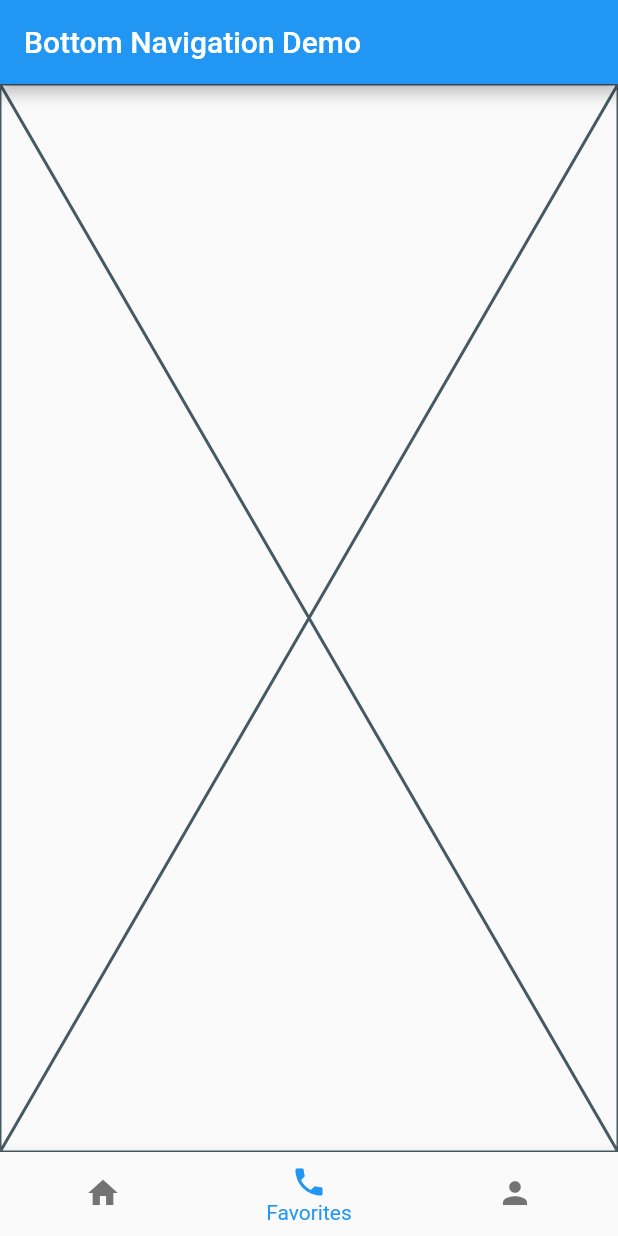
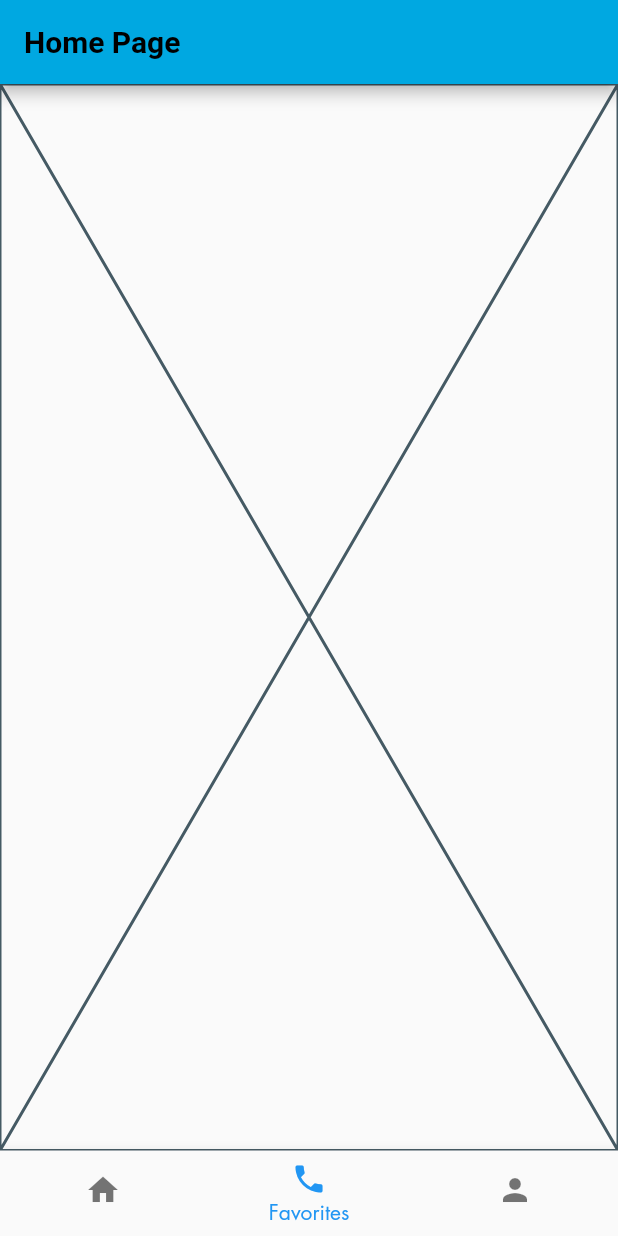
Before and after one commit to AliJasim03/Awal, a Flutter app: the screen it shows after launch, item 2 of the bottom bar chosen, on a phone screen of 412 x 824 dp. Run offline on Flutter 3.47's test engine with Material 2 defaults, Android fonts, the phone set to English and light mode, and no system bars; Roboto replaces fonts that are missing (Futura-Bold).

Commit message:
Added constant styles, added font in the pubspec, added clearer pitucres for the producs category

```diff
--- a/lib/home_page.dart
+++ b/lib/home_page.dart
@@ -1,3 +1,4 @@
+import 'package:awal/models/constants.dart';
 import 'package:awal/products_page.dart';
 import 'package:flutter/material.dart';
 
@@ -25,7 +26,11 @@ class _HomePageState extends State<HomePage> {
   Widget build(BuildContext context) {
     return Scaffold(
       appBar: AppBar(
-        title: Text('Bottom Navigation Demo'),
+        title: Text(
+          'Home Page',
+          style: kAppBarTextStyle,
+        ),
+        backgroundColor: kPrimaryColor,
       ),
       body: _tabs[_currentIndex],
       bottomNavigationBar: BottomNavigationBar(
--- a/lib/main.dart
+++ b/lib/main.dart
@@ -1,3 +1,4 @@
+import 'package:awal/models/constants.dart';
 import 'package:flutter/material.dart';
 import 'home_page.dart';
 
@@ -10,7 +11,11 @@ class Awal extends StatelessWidget {
   Widget build(BuildContext context) {
     return MaterialApp(
       title: 'Awal',
-      theme: ThemeData(),
+      theme: ThemeData(
+        primaryColor: kPrimaryColor,
+        secondaryHeaderColor: kSecondryColor,
+        fontFamily: 'Futura',
+      ),
       home: const HomePage(),
       debugShowCheckedModeBanner: false,
     );
--- a/lib/models/constants.dart
+++ b/lib/models/constants.dart
@@ -7,3 +7,21 @@ const kPrimaryColorDark = Color.fromRGBO(32, 28, 111, 100);
 const kSecondryColor = Color.fromRGBO(119, 129, 123, 100);
 
 const kSecondryColorDark = Colors.black;
+
+const kAppBarTextStyle = TextStyle(
+  color: kSecondryColorDark,
+  fontFamily: 'Futura-Bold',
+  fontWeight: FontWeight.bold,
+);
+
+const kTitleTextStyle = TextStyle(
+  color: kSecondryColorDark,
+  fontFamily: 'Futura-Bold',
+  fontSize: 20,
+);
+
+const kBodyTextStyle = TextStyle(
+  color: kSecondryColor,
+  fontFamily: 'Futura',
+  fontSize: 16,
+);
--- a/lib/models/productGategory.dart
+++ b/lib/models/productGategory.dart
@@ -1,5 +1,3 @@
-import 'dart:ffi';
-
 import 'package:flutter/material.dart';
 
 class Product {
```
Also changed, not shown: lib/ProductCard.dart (+15 -6 lines), lib/products_page.dart (+16 -10 lines), pubspec.yaml (+8 -11 lines), fonts/Futura-Book.ttf (added), images/air.png (added), images/applied-system.png (added), images/commercial.png (added), images/refrigeration.png (added), images/residential-1.png (added), images/vsi-1.png (added), 1 other file.
